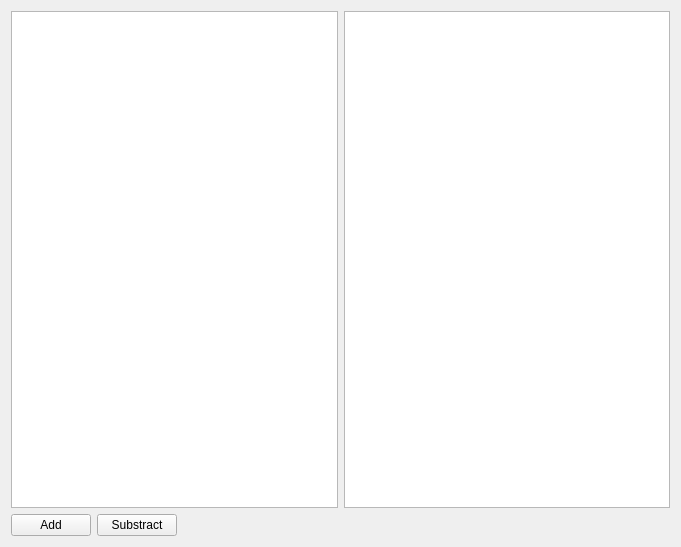
Old version of the form src/storages.ui in the repository ADCompany/AD-Farm.
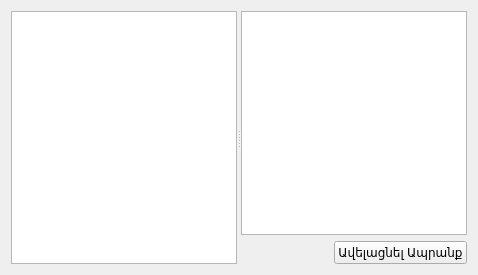
New version of the form. Icons and pictures are not drawn.

Patch:
```diff
--- a/src/storages.ui
+++ b/src/storages.ui
@@ -6,42 +6,34 @@
    <rect>
     <x>0</x>
     <y>0</y>
-    <width>681</width>
-    <height>547</height>
+    <width>478</width>
+    <height>275</height>
    </rect>
   </property>
   <property name="windowTitle">
    <string>Form</string>
   </property>
-  <layout class="QGridLayout" name="gridLayout">
-   <item row="0" column="0">
-    <layout class="QVBoxLayout" name="verticalLayout">
+  <layout class="QVBoxLayout" name="verticalLayout_2">
      <item>
-      <layout class="QHBoxLayout" name="horizontalLayout_2">
-       <item>
+    <widget class="QSplitter" name="splitter">
+     <property name="orientation">
+      <enum>Qt::Horizontal</enum>
+     </property>
         <widget class="QListView" name="listView"/>
-       </item>
+     <widget class="QWidget" name="">
+      <layout class="QVBoxLayout" name="verticalLayout">
        <item>
-        <widget class="QTableView" name="tableView"/>
-       </item>
-      </layout>
+        <widget class="QTableView" name="tableView">
+         <property name="selectionMode">
+          <enum>QAbstractItemView::SingleSelection</enum>
+         </property>
+         <property name="selectionBehavior">
+          <enum>QAbstractItemView::SelectRows</enum>
+         </property>
+        </widget>
      </item>
      <item>
       <layout class="QHBoxLayout" name="horizontalLayout">
-       <item>
-        <widget class="QPushButton" name="pushButton">
-         <property name="text">
-          <string>Add</string>
-         </property>
-        </widget>
-       </item>
-       <item>
-        <widget class="QPushButton" name="pushButton_2">
-         <property name="text">
-          <string>Substract</string>
-         </property>
-        </widget>
-       </item>
        <item>
         <spacer name="horizontalSpacer">
          <property name="orientation">
@@ -55,9 +47,22 @@
          </property>
         </spacer>
        </item>
+         <item>
+          <widget class="QPushButton" name="btnAddItem">
+           <property name="text">
+            <string>Ավելացնել Ապրանք</string>
+           </property>
+           <property name="icon">
+            <iconset resource="farmmanager.qrc">
+             <normaloff>:/FarmManager/Resources/add1.png</normaloff>:/FarmManager/Resources/add1.png</iconset>
+           </property>
+          </widget>
+         </item>
       </layout>
      </item>
     </layout>
+     </widget>
+    </widget>
    </item>
   </layout>
  </widget>
```
Lines whose indentation alone changed are shown as unchanged.
